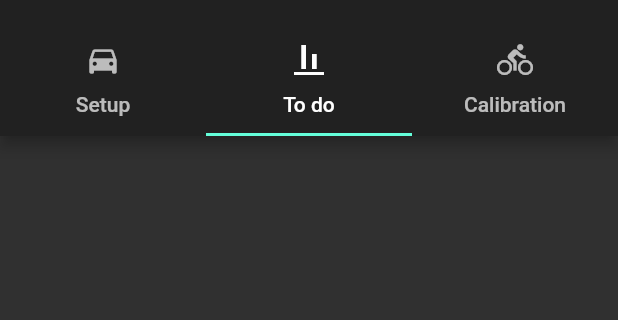
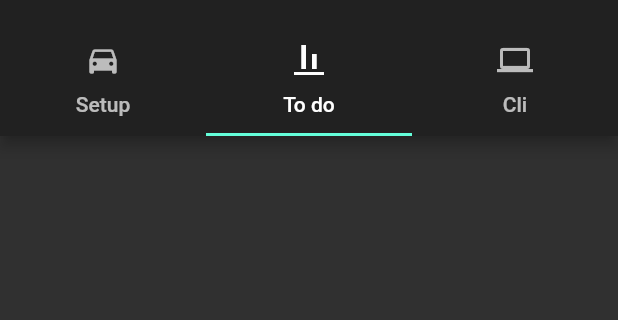
Before and after one commit to elgansayer/inav-cross-configurator, a Flutter app: the HomePage screen opened directly, tab 2 chosen, on a phone screen of 412 x 824 dp, the part 59-379 px from its top. Run offline on Flutter 3.47's test engine with Material 2 defaults, Android fonts, the phone set to English and light mode, and no system bars; our stand-ins replace bloc, equatable, flutter_bloc; missing offline and left inert: flutter_cube, libserialport.

Commit message:
do cli next

```diff
--- a/lib/home/home_page.dart
+++ b/lib/home/home_page.dart
@@ -37,7 +37,7 @@ class _HomePageState extends State<HomePage>
           tabs: [
             Tab(icon: Icon(Icons.directions_car), child: Text("Setup")),
             Tab(icon: Icon(Icons.align_vertical_bottom), child: Text("To do")),
-            Tab(icon: Icon(Icons.directions_bike), child: Text("Calibration")),
+            Tab(icon: Icon(Icons.computer), child: Text("Cli")),
           ],
         ),
         title: const Text('INav'),
```
